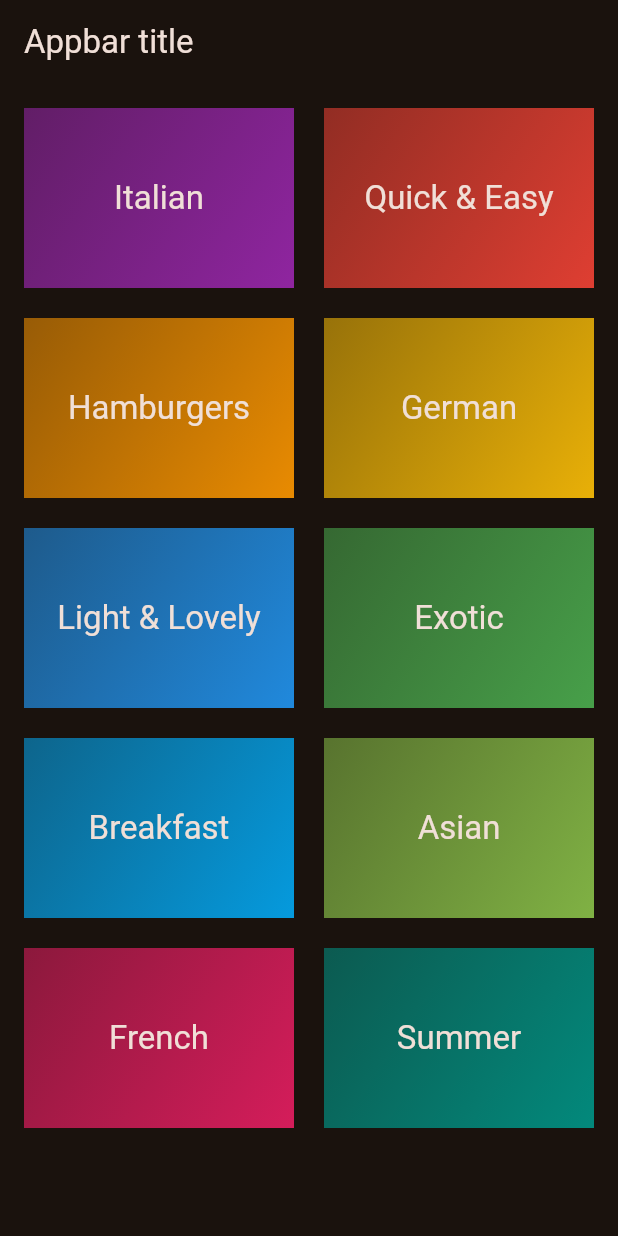
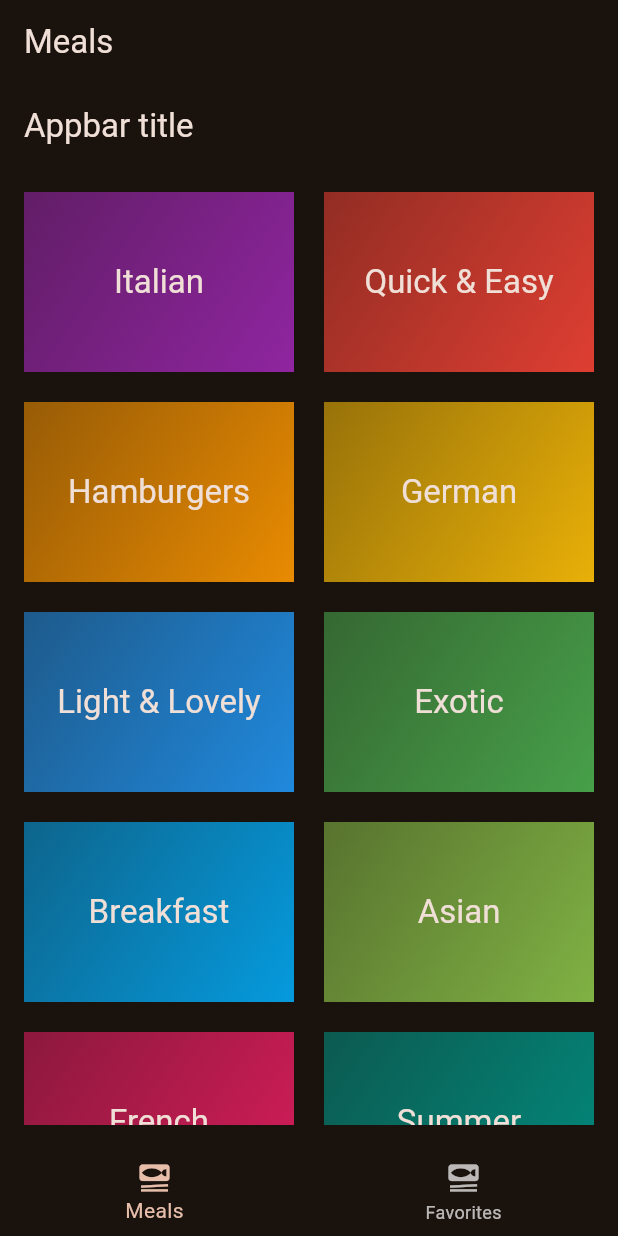
Before and after one commit to loremm34/riverpod-demos, a Flutter app: the screen it shows after launch, on a phone screen of 412 x 824 dp. Run offline on Flutter 3.47's test engine with Material 3 defaults, Android fonts, the phone set to English and light mode, and no system bars; our stand-ins replace transparent_image.

Commit message:
tabs screen added

```diff
--- a/lib/main.dart
+++ b/lib/main.dart
@@ -1,7 +1,6 @@
 import 'package:flutter/material.dart';
 import 'package:flutter_application_3/screens/categories_screen.dart';
-import 'package:flutter_application_3/screens/meals_screen.dart';
-import 'package:flutter_application_3/data/default_data.dart';
+import 'package:flutter_application_3/screens/tabs_screen.dart';
 
 final theme = ThemeData(
   useMaterial3: true,
@@ -23,7 +22,7 @@ class App extends StatelessWidget {
     return MaterialApp(
       debugShowCheckedModeBanner: false,
       theme: theme,
-      home: CategoriesScreen(),
+      home: TabsScreen(),
     );
   }
 }
--- a/lib/screens/meals_screen.dart
+++ b/lib/screens/meals_screen.dart
@@ -5,9 +5,9 @@ import 'package:flutter_application_3/widgets/meal_item.dart';
 import 'package:flutter_application_3/screens/meal_details.dart';
 
 class MealsScreen extends StatelessWidget {
-  MealsScreen({super.key, required this.title, required this.meals});
+  MealsScreen({super.key, this.title, required this.meals});
 
-  final String title;
+  final String? title;
   final List<Meal> meals;
 
   void selectMeal(BuildContext context, Meal meal) {
@@ -37,7 +37,7 @@ class MealsScreen extends StatelessWidget {
     }
     return Scaffold(
       appBar: AppBar(
-        title: Text(title),
+        title: Text(title!),
       ),
       body: Padding(
         padding: const EdgeInsets.all(16),
--- /dev/null
+++ b/lib/screens/tabs_screen.dart
@@ -0,0 +1,49 @@
+import 'package:flutter/material.dart';
+import 'package:flutter_application_3/screens/categories_screen.dart';
+import 'package:flutter_application_3/screens/meals_screen.dart';
+
+class TabsScreen extends StatefulWidget {
+  const TabsScreen({super.key});
+
+  @override
+  State<TabsScreen> createState() => _TabsScreenState();
+}
+
+class _TabsScreenState extends State<TabsScreen> {
+  int _selectedTab = 0;
+  final List<String> _titles = ["Meals", "Favorites"];
+
+  void _selecteTab(int index) {
+    if (_selectedTab == index) return;
+    _selectedTab = index;
+    setState(() {});
+  }
+
+  @override
+  Widget build(BuildContext context) {
+    return Scaffold(
+      appBar: AppBar(
+        title: Text(_titles[_selectedTab]),
+      ),
+      body: IndexedStack(
+        index: _selectedTab,
+        children: [
+          CategoriesScreen(),
+          MealsScreen(
+            title: "",
+            meals: [],
+          )
+        ],
+      ),
+      bottomNavigationBar: BottomNavigationBar(
+        currentIndex: _selectedTab,
+        onTap: _selecteTab,
+        items: [
+          BottomNavigationBarItem(icon: Icon(Icons.set_meal), label: "Meals"),
+          BottomNavigationBarItem(
+              icon: Icon(Icons.set_meal), label: "Favorites"),
+        ],
+      ),
+    );
+  }
+}
```
